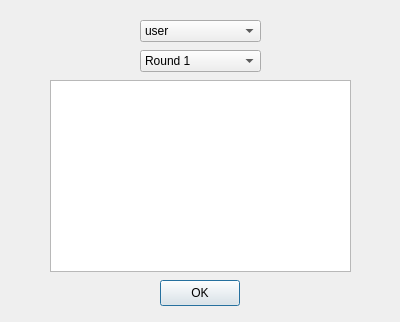
Before: the Qt Designer form src/server/view_answers.ui in trigger-happy/Cerberus, drawn with Qt 5.
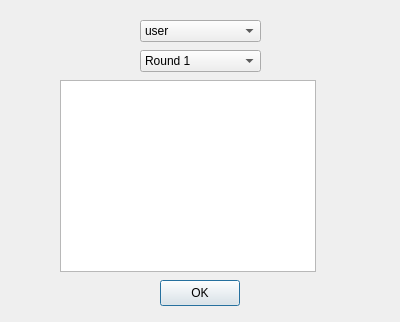
After: the same form once the commit is applied.

Commit message: Modified view answers to append the answers for rounds 3/4.

What changed in the file:
```diff
--- a/src/server/view_answers.ui
+++ b/src/server/view_answers.ui
@@ -56,16 +56,6 @@
     </property>
    </item>
   </widget>
-  <widget class="QTextBrowser" name="view_answers_browser">
-   <property name="geometry">
-    <rect>
-     <x>50</x>
-     <y>80</y>
-     <width>301</width>
-     <height>192</height>
-    </rect>
-   </property>
-  </widget>
   <widget class="QComboBox" name="users_box">
    <property name="geometry">
     <rect>
@@ -81,6 +71,16 @@
     </property>
    </item>
   </widget>
+  <widget class="QTextBrowser" name="view_answers_browser">
+   <property name="geometry">
+    <rect>
+     <x>60</x>
+     <y>80</y>
+     <width>256</width>
+     <height>192</height>
+    </rect>
+   </property>
+  </widget>
  </widget>
  <resources/>
  <connections/>
```
The commit also changes 1 other file.
